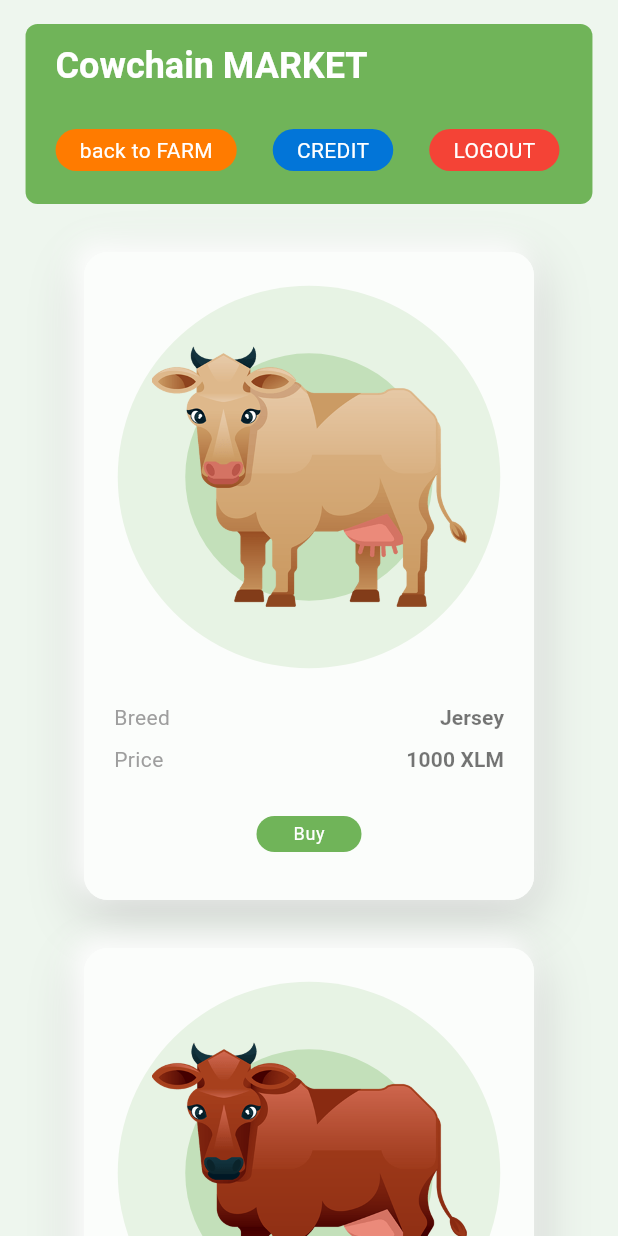
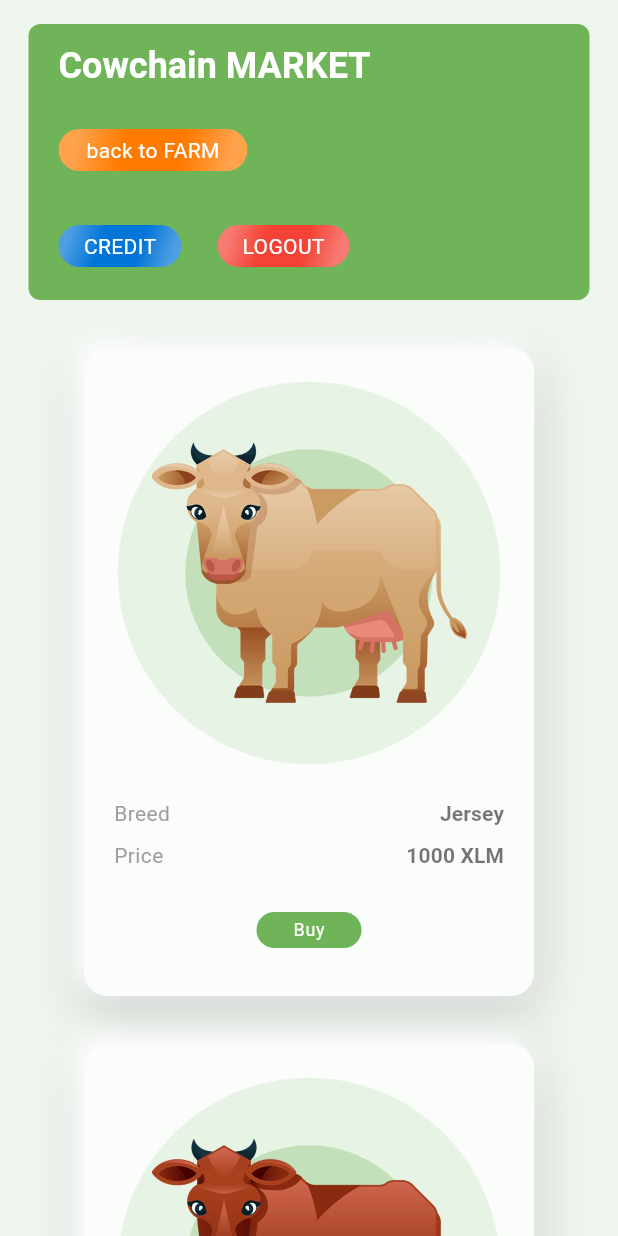
Before and after one commit to hasToDev/cowchain-farm-app, a Flutter app: the MarketPage screen opened by its route, on a phone screen of 412 x 824 dp. Run offline on Flutter 3.47's test engine with Material 2 defaults, Android fonts, the phone set to English and light mode, and no system bars; our stand-ins replace fixnum, get_time_ago, go_router; missing offline and left inert: stellar_flutter_sdk.

Commit message:
update Market page

```diff
--- a/lib/pages/market_page.dart
+++ b/lib/pages/market_page.dart
@@ -66,12 +66,12 @@ class _MarketPageState extends State<MarketPage> {
                                   double maxWidth = constraints.maxWidth;
                                   double leftPad = 0;
                                   double rightPad = 0;
-                                  if (maxWidth >= 600) {
-                                    leftPad = maxWidth - 600;
-                                  } else if (maxWidth >= 378 && maxWidth < 600) {
-                                    rightPad = maxWidth - 378;
-                                  } else if (maxWidth >= 232 && maxWidth < 378) {
-                                    rightPad = maxWidth - 232;
+                                  if (maxWidth >= 608) {
+                                    leftPad = maxWidth - 608;
+                                  } else if (maxWidth >= 386 && maxWidth < 608) {
+                                    rightPad = maxWidth - 386;
+                                  } else if (maxWidth >= 240 && maxWidth < 386) {
+                                    rightPad = maxWidth - 240;
                                   }
                                   return Padding(
                                     padding: EdgeInsets.only(
@@ -122,31 +122,69 @@ class _MarketPageState extends State<MarketPage> {
   // Contains list of Navigation button for market page.
   List<Widget> barActionButtons(BuildContext context) {
     return [
-      Padding(
+      Container(
+        width: 150,
         padding: const EdgeInsets.only(right: 24),
-        child: AppButton(
+        child: AppGradientButton(
           title: 'back to FARM',
-          backgroundColor: const Color.fromRGBO(255, 123, 0, 1),
+          gradient: const LinearGradient(
+            begin: Alignment.topLeft,
+            end: Alignment.bottomRight,
+            stops: [0.1, 0.35, 0.5, 0.65, 0.9],
+            colors: [
+              Color.fromRGBO(255, 162, 76, 1),
+              Color.fromRGBO(255, 123, 0, 1),
+              Color.fromRGBO(255, 123, 0, 1),
+              Color.fromRGBO(255, 123, 0, 1),
+              Color.fromRGBO(255, 162, 76, 1),
+            ],
+          ),
           onTap: () async {
             context.go('/farm');
           },
         ),
       ),
-      Padding(
+      Container(
+        width: 106,
         padding: const EdgeInsets.only(right: 24),
-        child: AppButton(
+        child: AppGradientButton(
           title: 'CREDIT',
-          backgroundColor: const Color.fromRGBO(2, 117, 216, 1),
+          gradient: const LinearGradient(
+            begin: Alignment.topLeft,
+            end: Alignment.bottomRight,
+            stops: [0.1, 0.35, 0.5, 0.65, 0.9],
+            colors: [
+              Color.fromRGBO(77, 158, 227, 1),
+              Color.fromRGBO(2, 117, 216, 1),
+              Color.fromRGBO(2, 117, 216, 1),
+              Color.fromRGBO(2, 117, 216, 1),
+              Color.fromRGBO(77, 158, 227, 1),
+            ],
+          ),
           onTap: () async => context.go('/credit'),
         ),
       ),
-      AppButton(
-        title: 'LOGOUT',
-        backgroundColor: Colors.red,
-        onTap: () async {
-          context.read<CowProvider>().userLoggedOut();
-          context.go('/login');
-        },
+      SizedBox(
+        width: 88,
+        child: AppGradientButton(
+          title: 'LOGOUT',
+          gradient: const LinearGradient(
+            begin: Alignment.topLeft,
+            end: Alignment.bottomRight,
+            stops: [0.1, 0.35, 0.5, 0.65, 0.9],
+            colors: [
+              Color.fromRGBO(247, 123, 114, 1),
+              Color.fromRGBO(244, 67, 54, 1),
+              Color.fromRGBO(244, 67, 54, 1),
+              Color.fromRGBO(244, 67, 54, 1),
+              Color.fromRGBO(247, 123, 114, 1),
+            ],
+          ),
+          onTap: () async {
+            context.read<CowProvider>().userLoggedOut();
+            context.go('/login');
+          },
+        ),
       ),
     ];
   }
```
